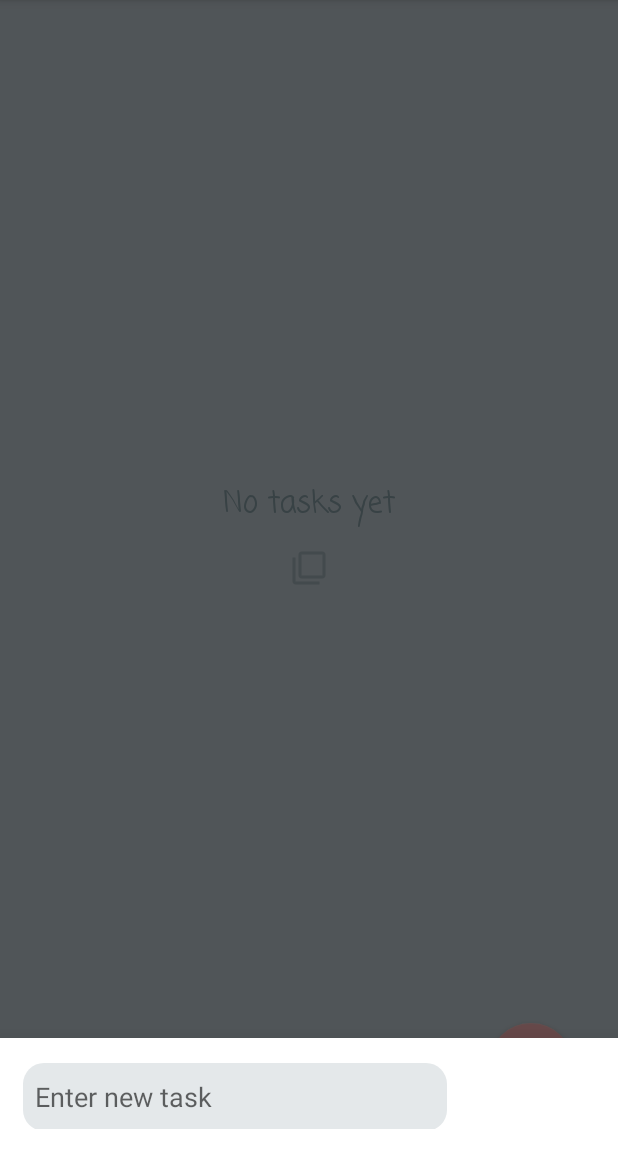
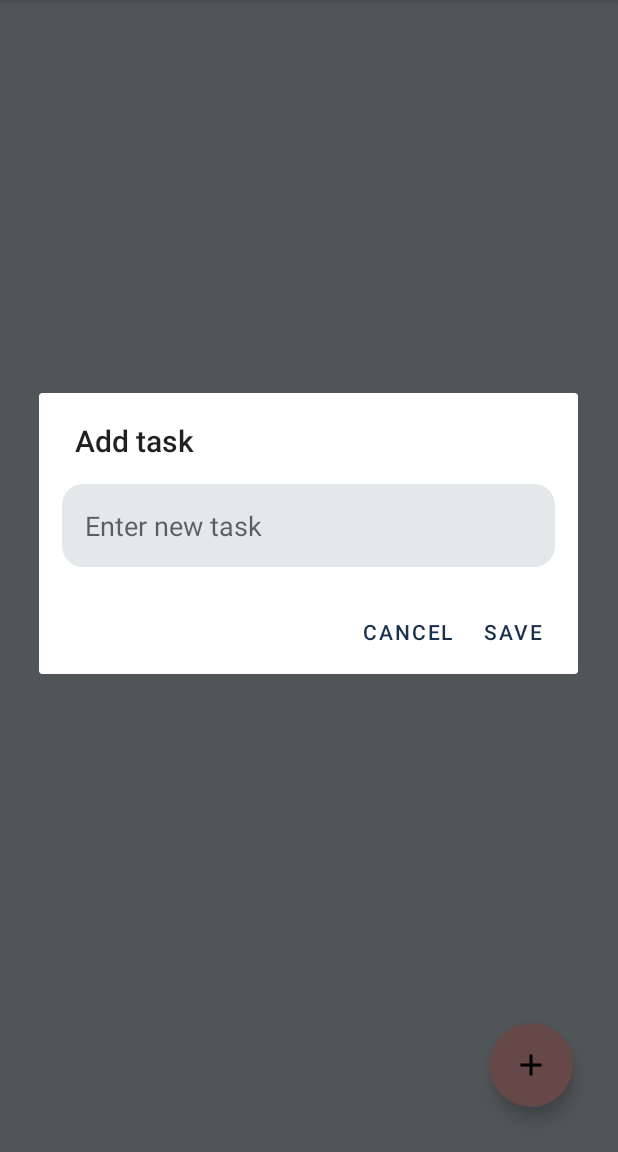
Before and after one commit to Zukiedee/ToDoApp, an Android app: the screen it shows after launch (MainActivity), after a tap on "Add new task floating action button", on a phone screen of 412 x 824 dp, the part 84-1236 px from its top. Run offline under Robolectric (Android 15) with nearby library versions, the phone set to English and light mode, and no system bars; libraries missing offline, so code that uses them is left out: it.xabaras.android.

Commit message:
Removed AddTask

```diff
--- a/app/src/main/java/com/rosegold/todoapp/MainActivity.java
+++ b/app/src/main/java/com/rosegold/todoapp/MainActivity.java
@@ -1,16 +1,18 @@
 package com.rosegold.todoapp;
 
+import android.app.AlertDialog;
 import android.content.DialogInterface;
 import android.os.Bundle;
+import android.view.View;
+import android.widget.EditText;
 import android.widget.TextView;
 
 import com.google.android.material.floatingactionbutton.FloatingActionButton;
+import com.google.android.material.snackbar.Snackbar;
 import com.rosegold.todoapp.Model.DataBaseHelper;
 import com.rosegold.todoapp.Model.ToDoModel;
 import com.rosegold.todoapp.Presenter.Adapter.ToDoAdapter;
-import com.rosegold.todoapp.View.AddTask;
 import com.rosegold.todoapp.View.RecyclerViewTouchHelper;
-import com.rosegold.todoapp.View.onDialogCloseListener;
 
 import java.util.ArrayList;
 import java.util.Collections;
@@ -21,18 +23,50 @@ import androidx.recyclerview.widget.ItemTouchHelper;
 import androidx.recyclerview.widget.LinearLayoutManager;
 import androidx.recyclerview.widget.RecyclerView;
 
-public class MainActivity extends AppCompatActivity implements onDialogCloseListener {
+public class MainActivity extends AppCompatActivity {
     private DataBaseHelper taskDB;
     private List<ToDoModel> taskList;
     private ToDoAdapter adapter;
+    private EditText newTask;
+    private RecyclerView recyclerView;
 
+    public void openDialog (){
+        AlertDialog.Builder builder = new AlertDialog.Builder(MainActivity.this);
+        View view = getLayoutInflater().inflate(R.layout.add_newtask, null);
+
+        builder.setView(view)
+                .setTitle("Add task")
+                .setNegativeButton("Cancel", new DialogInterface.OnClickListener() {
+                    @Override
+                    public void onClick(DialogInterface dialogInterface, int i) {
+                    }
+                })
+                .setPositiveButton("Save", new DialogInterface.OnClickListener() {
+                    @Override
+                    public void onClick(DialogInterface dialogInterface, int i) {
+                        String text = newTask.getText().toString();
+
+                        ToDoModel item = new ToDoModel();
+                        item.setTask(text);
+                        item.setStatus(0);
+                        taskDB.insertTask(item);
+                        taskList = taskDB.getAllTasks();
+                        Collections.reverse(taskList);
+                        adapter.setTasks(taskList);
+
+                        setMsg("Task Added");
+                    }
+                });
+        newTask = view.findViewById(R.id.inputText);
+        builder.create().show();
+    }
     @Override
     protected void onCreate(Bundle savedInstanceState) {
         super.onCreate(savedInstanceState);
         setContentView(R.layout.activity_main);
 
         TextView nudge = findViewById(R.id.empty_list_nudge);
-        RecyclerView recyclerView = findViewById(R.id.recyclerview);
+        recyclerView = findViewById(R.id.recyclerview);
         FloatingActionButton fab = findViewById(R.id.fab);
         taskDB = new DataBaseHelper(MainActivity.this);
         taskList = new ArrayList<>();
@@ -47,18 +81,19 @@ public class MainActivity extends AppCompatActivity implements onDialogCloseList
         adapter.setTasks(taskList);
 
         //add new task
-        fab.setOnClickListener(v -> AddTask.newInstance().show(getSupportFragmentManager() , AddTask.TAG));
+        fab.setOnClickListener(view -> openDialog());
         ItemTouchHelper itemTouchHelper = new ItemTouchHelper(new RecyclerViewTouchHelper(adapter));
         itemTouchHelper.attachToRecyclerView(recyclerView);
     }
 
-
-
-    @Override
-    public void onDialogClose(DialogInterface dialogInterface) {
+    public void updateTasks() {
         taskList = taskDB.getAllTasks();
         Collections.reverse(taskList);
         adapter.setTasks(taskList);
         adapter.notifyDataSetChanged();
     }
+
+    public void setMsg(String msg){
+        Snackbar.make(recyclerView, msg, Snackbar.LENGTH_SHORT).show();
+    }
 }
--- a/app/src/main/java/com/rosegold/todoapp/View/AddTask.java
+++ /dev/null
@@ -1,125 +0,0 @@
-package com.rosegold.todoapp.View;
-
-import android.app.Activity;
-import android.content.DialogInterface;
-import android.os.Build;
-import android.os.Bundle;
-import android.text.Editable;
-import android.text.TextWatcher;
-import android.view.LayoutInflater;
-import android.view.View;
-import android.view.ViewGroup;
-import android.widget.Button;
-import android.widget.EditText;
-import android.widget.Toast;
-
-import com.google.android.material.bottomsheet.BottomSheetDialogFragment;
-import com.rosegold.todoapp.Model.DataBaseHelper;
-import com.rosegold.todoapp.Model.ToDoModel;
-import com.rosegold.todoapp.R;
-
-import androidx.annotation.NonNull;
-import androidx.annotation.Nullable;
-import androidx.fragment.app.DialogFragment;
-
-/**
- * Adds new or updates task from bottom of the screen
- */
-public class AddTask extends BottomSheetDialogFragment {
-
-    public static final String TAG = "AddTask";
-
-    //widgets
-    private EditText newTask;
-    private Button saveButton;
-    private DataBaseHelper taskDB;
-
-    public static AddTask newInstance(){
-        return new AddTask();
-    }
-
-    @Nullable
-    @Override
-    public View onCreateView(@NonNull LayoutInflater inflater, @Nullable ViewGroup container, @Nullable Bundle savedInstanceState) {
-        return inflater.inflate(R.layout.add_newtask , container , false);
-    }
-
-    @Override
-    public void onViewCreated(@NonNull View view, @Nullable Bundle savedInstanceState) {
-        super.onViewCreated(view, savedInstanceState);
-
-        setStyle(DialogFragment.STYLE_NORMAL, R.style.Theme_Design_BottomSheetDialog);
-        newTask = view.findViewById(R.id.inputText);
-        saveButton = view.findViewById(R.id.button_save);
-
-        taskDB = new DataBaseHelper(getActivity());
-
-        boolean updateTask = false;
-        if (Build.VERSION.SDK_INT >= Build.VERSION_CODES.O) {
-            newTask.setFocusedByDefault(true);
-        }
-
-        final Bundle bundle = getArguments();
-        if (bundle != null){
-            updateTask = true;
-            String task = bundle.getString("task");
-            newTask.setText(task);
-
-            if (task.length() > 0 ){
-                saveButton.setEnabled(false);
-            }
-
-        }
-        newTask.addTextChangedListener(new TextWatcher() {
-            @Override
-            public void beforeTextChanged(CharSequence text, int start, int count, int after) {
-                taskTextListener(text);
-            }
-
-            @Override
-            public void onTextChanged(CharSequence text, int start, int before, int count) {
-                taskTextListener(text);
-            }
-
-            @Override
-            public void afterTextChanged(Editable s) { }
-        });
-        final boolean update = updateTask;
-        saveButton.setOnClickListener(v -> {
-            String text = newTask.getText().toString();
-
-            if (update){
-                taskDB.updateTask(bundle.getInt("id") , text);
-                Toast.makeText(requireActivity().getApplicationContext(), "Task updated", Toast.LENGTH_SHORT).show();
-
-            }else{
-                ToDoModel item = new ToDoModel();
-                item.setTask(text);
-                item.setStatus(0);
-                taskDB.insertTask(item);
-                Toast.makeText(requireActivity().getApplicationContext(), "Task added", Toast.LENGTH_SHORT).show();
-            }
-            dismiss();
-        });
-
-
-    }
-
-    /**
-     * Sets save button to enabled if the input string is not empty
-     * Event Handler
-     * @param text input task text
-     */
-    private void taskTextListener(CharSequence text){
-        saveButton.setEnabled(!text.toString().equals(""));
-    }
-
-    @Override
-    public void onDismiss(@NonNull DialogInterface dialog) {
-        super.onDismiss(dialog);
-        Activity activity = getActivity();
-        if (activity instanceof onDialogCloseListener){
-            ((onDialogCloseListener)activity).onDialogClose(dialog);
-        }
-    }
-}
--- a/app/src/main/java/com/rosegold/todoapp/View/RecyclerViewTouchHelper.java
+++ b/app/src/main/java/com/rosegold/todoapp/View/RecyclerViewTouchHelper.java
@@ -2,7 +2,9 @@ package com.rosegold.todoapp.View;
 
 import android.graphics.Canvas;
 import android.graphics.Color;
+import android.view.View;
 
+import com.google.android.material.snackbar.Snackbar;
 import com.rosegold.todoapp.Presenter.Adapter.ToDoAdapter;
 import com.rosegold.todoapp.R;
 
--- a/app/src/main/java/com/rosegold/todoapp/View/onDialogCloseListener.java
+++ /dev/null
@@ -1,8 +0,0 @@
-package com.rosegold.todoapp.View;
-
-import android.content.DialogInterface;
-
-public interface onDialogCloseListener {
-
-    void onDialogClose(DialogInterface dialogInterface);
-}
--- a/app/src/main/res/layout-v26/add_newtask.xml
+++ /dev/null
@@ -1,37 +0,0 @@
-<?xml version="1.0" encoding="utf-8"?>
-<LinearLayout
-    xmlns:android="http://schemas.android.com/apk/res/android"
-    android:layout_width="match_parent"
-    android:layout_height="match_parent"
-    android:padding="15dp">
-
-    <EditText
-        android:layout_width="0dp"
-        android:layout_weight="3"
-        android:layout_height="45dp"
-        android:id="@+id/inputText"
-        android:textSize="@dimen/default_font_size"
-        android:focusedByDefault="true"
-        android:background="@drawable/add_task_background"
-        android:fontFamily="@string/font_app_plain"
-        android:paddingStart="8dp"
-        android:paddingEnd="2dp"
-        android:hint="@string/hint_enter_new_task"
-        android:importantForAutofill="no" />
-
-    <Button
-        android:layout_width="0dp"
-        android:layout_weight="1"
-        android:layout_height="45dp"
-        android:text="@string/button_save_new_task"
-        android:padding="5dp"
-        android:enabled="false"
-        android:layout_marginStart="4dp"
-        android:fontFamily="@string/font_app_plain"
-        android:background="@drawable/rounded_active_button"
-        android:textColor="@color/white"
-        android:textSize="@dimen/default_font_size"
-        android:textAllCaps="true"
-        android:id="@+id/button_save" />
-
-</LinearLayout>
--- a/app/src/main/res/layout/add_newtask.xml
+++ b/app/src/main/res/layout/add_newtask.xml
@@ -6,31 +6,14 @@
     android:padding="15dp">
 
     <EditText
-        android:layout_width="0dp"
-        android:layout_weight="3"
-        android:layout_height="45dp"
+        android:layout_width="match_parent"
+        android:layout_height="wrap_content"
         android:id="@+id/inputText"
         android:textSize="@dimen/default_font_size"
         android:background="@drawable/add_task_background"
         android:fontFamily="@string/font_app_plain"
-        android:paddingStart="8dp"
-        android:paddingEnd="2dp"
+        android:padding="15sp"
         android:hint="@string/hint_enter_new_task"
         android:importantForAutofill="no" />
 
-    <Button
-        android:layout_width="0dp"
-        android:layout_weight="1"
-        android:layout_height="45dp"
-        android:text="@string/button_save_new_task"
-        android:padding="5dp"
-        android:enabled="false"
-        android:layout_marginStart="4dp"
-        android:fontFamily="@string/font_app_plain"
-        android:background="@drawable/rounded_active_button"
-        android:textColor="@color/white"
-        android:textSize="@dimen/default_font_size"
-        android:textAllCaps="true"
-        android:id="@+id/button_save" />
-
 </LinearLayout>
```
Also changed, not shown: app/src/main/java/com/rosegold/todoapp/Presenter/Adapter/ToDoAdapter.java (+38 -6 lines).
